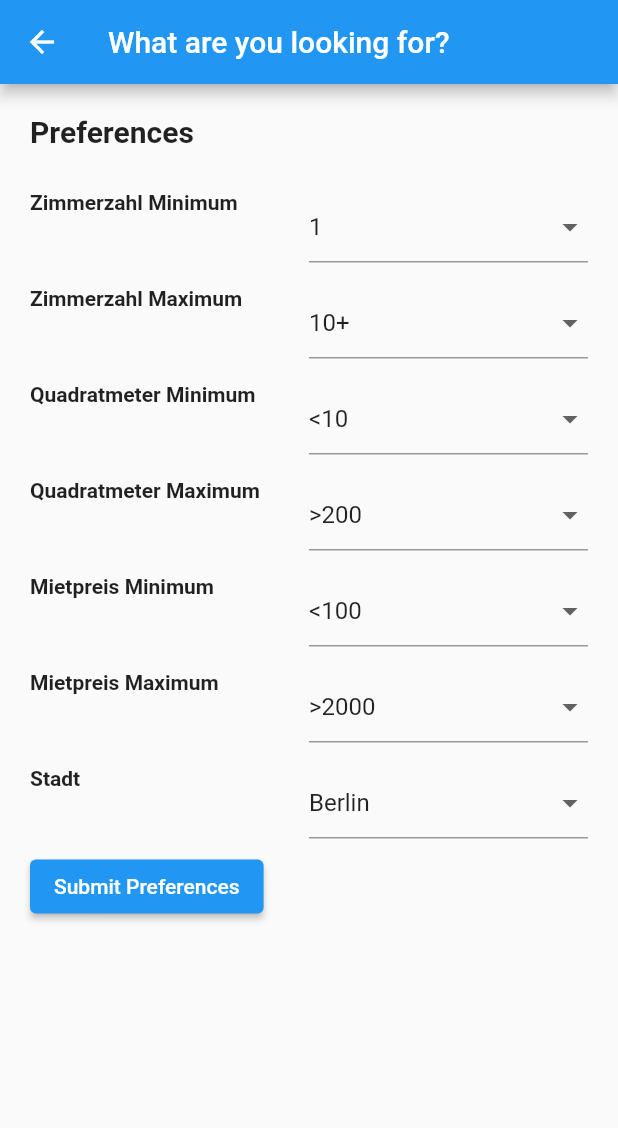
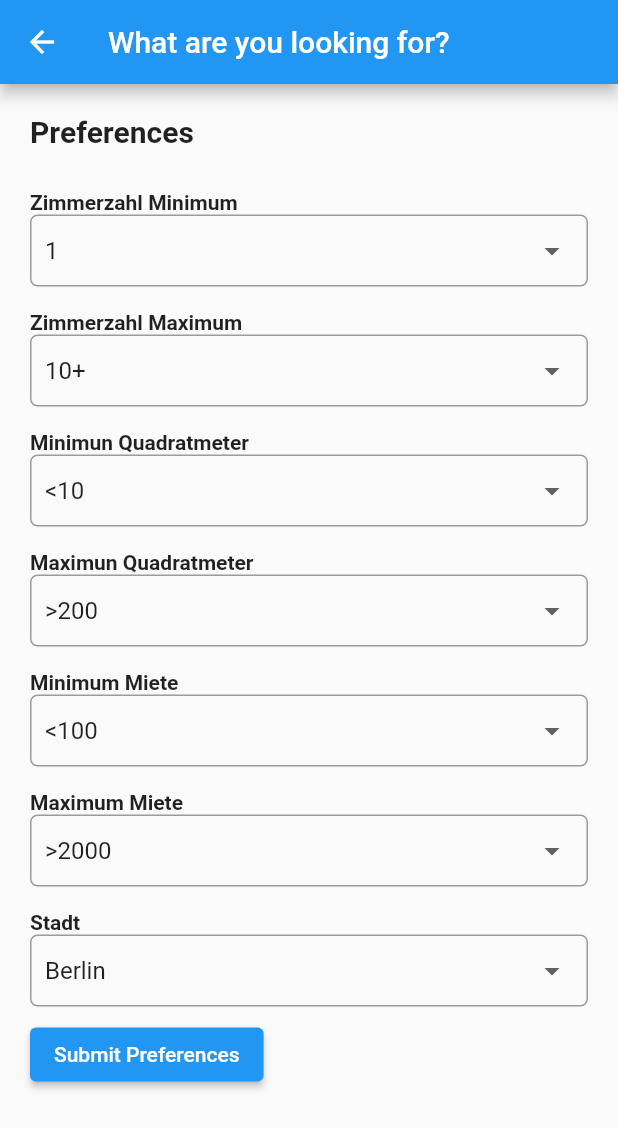
Before and after one commit to Tobias314/HomeSwap, a Flutter app: the PreferencePage screen opened directly, on a phone screen of 412 x 824 dp. Shown: the top 1128 px of the screen. Run offline on Flutter 3.47's test engine with Material 2 defaults, Android fonts, the phone set to English and light mode, and no system bars; our stand-ins replace appinio_swiper, flutter_bloc, settings_ui.

Commit message:
Preference page uses cubits

```diff
--- a/frontend/lib/pages/preference_page.dart
+++ b/frontend/lib/pages/preference_page.dart
@@ -1,14 +1,15 @@
+import 'package:dating_app/cubits/currentHomeCubit.dart';
 import 'package:dating_app/pages/profile_page.dart';
 import 'package:dating_app/pages/swipe_page.dart';
 import 'package:flutter/material.dart';
-import 'package:settings_ui/settings_ui.dart';
+import '../models/ApartmentPreferenceState.dart';
+import '../cubits/currentHomeCubit.dart';
+import '../cubits/newHomePreferencesCubit.dart';
+import 'package:flutter_bloc/flutter_bloc.dart';
 
-class PreferencePage extends StatefulWidget {
-  @override
-  _PreferencePageState createState() => _PreferencePageState();
-}
 
-class _PreferencePageState extends State<PreferencePage> {
+
+class PreferencePage extends StatelessWidget {
   String selectedMinZimmer = '1';
   String selectedMaxZimmer = '10+';
   String selectedMinQuadratmeter = '<10';
@@ -220,18 +221,28 @@ class _PreferencePageState extends State<PreferencePage> {
     'Zwickau'
   ];
 
+
   @override
   Widget build(BuildContext context) {
-    return Scaffold(
+    return MultiBlocProvider(
+      providers: [
+        BlocProvider<CurrentHomeCubit>(
+          create: (context) => CurrentHomeCubit(),
+        ),
+        BlocProvider<NewHomePreferencesCubit>(
+          create: (context) => NewHomePreferencesCubit(),
+        ),
+      ],
+      child: Scaffold(
         appBar: AppBar(
-        title: Text('What are you looking for?'),
+          title: const Text('What are you looking for?'),
         ),
         body: Padding(
           padding: const EdgeInsets.all(20.0),
           child: Column(
             crossAxisAlignment: CrossAxisAlignment.start,
             children: [
-            Text(
+              const Text(
                 'Preferences',
                 style: TextStyle(
                   fontSize: 20,
@@ -239,120 +250,111 @@ class _PreferencePageState extends State<PreferencePage> {
                 ),
               ),
               SizedBox(height: 20),
-            Table(
-              children: [
+              // Example for one preference, you can extend it similarly
               buildDropdownRow(
                 label: 'Zimmerzahl Minimum',
-                  value: selectedMinZimmer,
-                  items: Zimmeranzahl_Min,
+                value: selectedMinZimmer, // Your state variable holding the current value
+                items: Zimmeranzahl_Min, // Your list of options for the dropdown
                 onChanged: (String? value) {
-                    setState(() {
-                      selectedMinZimmer = value ?? selectedMinZimmer;
-                    });
+                   // Update the Cubit state
+                  context.read<CurrentHomeCubit>().updateMinRooms(value);
                 },
               ),
               buildDropdownRow(
                 label: 'Zimmerzahl Maximum',
-                  value: selectedMaxZimmer,
-                  items: Zimmeranzahl_Max,
+                value: selectedMaxZimmer, // Your state variable holding the current value
+                items: Zimmeranzahl_Max, // Your list of options for the dropdown
                 onChanged: (String? value) {
-                    setState(() {
-                      selectedMaxZimmer = value ?? selectedMaxZimmer;
-                    });
+                   // Update the Cubit state
+                  context.read<CurrentHomeCubit>().updateMaxRooms(value);
                 },
               ),
               buildDropdownRow(
-                  label: 'Quadratmeter Minimum',
-                  value: selectedMinQuadratmeter,
-                  items: Quadratmeter_Min,
+                label: 'Minimun Quadratmeter',
+                value: selectedMinQuadratmeter, // Your state variable holding the current value
+                items: Quadratmeter_Min, // Your list of options for the dropdown
                 onChanged: (String? value) {
-                    setState(() {
-                      selectedMinQuadratmeter =
-                          value ?? selectedMinQuadratmeter;
-                    });
+                   // Update the Cubit state
+                  context.read<CurrentHomeCubit>().updateMinSquareMeters(value);
                 },
               ),
               buildDropdownRow(
-                  label: 'Quadratmeter Maximum',
-                  value: selectedMaxQuadratmeter,
-                  items: Quadratmeter_Max,
+                label: 'Maximun Quadratmeter',
+                value: selectedMaxQuadratmeter, // Your state variable holding the current value
+                items: Quadratmeter_Max, // Your list of options for the dropdown
                 onChanged: (String? value) {
-                    setState(() {
-                      selectedMaxQuadratmeter =
-                          value ?? selectedMaxQuadratmeter;
-                    });
+                   // Update the Cubit state
+                  context.read<CurrentHomeCubit>().updateMaxSquareMeters(value);
                 },
               ),
               buildDropdownRow(
-                  label: 'Mietpreis Minimum',
-                  value: selectedMietpreisMin,
-                  items: Mietpreis_Min,
+                label: 'Minimum Miete',
+                value: selectedMietpreisMin, // Your state variable holding the current value
+                items: Mietpreis_Min, // Your list of options for the dropdown
                 onChanged: (String? value) {
-                    setState(() {
-                      selectedMietpreisMin = value ?? selectedMietpreisMin;
-                    });
+                   // Update the Cubit state
+                  context.read<CurrentHomeCubit>().updateMinRent(value);
                 },
               ),
               buildDropdownRow(
-                  label: 'Mietpreis Maximum',
-                  value: selectedMietpreisMax,
-                  items: Mietpreis_Max,
+                label: 'Maximum Miete',
+                value: selectedMietpreisMax, // Your state variable holding the current value
+                items: Mietpreis_Max, // Your list of options for the dropdown
                 onChanged: (String? value) {
-                    setState(() {
-                      selectedMietpreisMax = value ?? selectedMietpreisMax;
-                    });
+                   // Update the Cubit state
+                  context.read<CurrentHomeCubit>().updateMaxRent(value);
                 },
               ),
               buildDropdownRow(
                 label: 'Stadt',
-                  value: selectedStadt,
-                  items: Stadt,
+                value: selectedStadt, // Your state variable holding the current value
+                items: Stadt, // Your list of options for the dropdown
                 onChanged: (String? value) {
-                    setState(() {
-                      selectedStadt = value ?? selectedStadt;
-                    });
+                   // Update the Cubit state
+                  context.read<CurrentHomeCubit>().updateCity(value);
                 },
               ),
-              ],
-            ),
+              // Add more BlocBuilders for other preferences
               ElevatedButton(
                 child: const Text('Submit Preferences'),
                 onPressed: () {
                   Navigator.push(
                     context,
-                      MaterialPageRoute(builder: (context) => SwipePage()),
+                    MaterialPageRoute(builder: (context) => ProfilePage()),
                   );
                 },
               ),
             ],
           ),
         ),
+      ),
     );
   }
 
-  TableRow buildDropdownRow({
+  Widget buildDropdownRow({
     required String label,
     required String value,
     required List<String> items,
     required void Function(String?) onChanged,
   }) {
-    return TableRow(
+    return Padding(
+      padding: const EdgeInsets.symmetric(vertical: 8.0),
+      child: Column(
+        crossAxisAlignment: CrossAxisAlignment.start,
         children: [
-        TableCell(
-          child: Padding(
-            padding: const EdgeInsets.symmetric(vertical: 8.0),
-            child: Text(
+          Text(
             label,
             style: TextStyle(fontWeight: FontWeight.bold),
           ),
+          DropdownButtonFormField<String>(
+            value: value,
+            decoration: InputDecoration(
+              contentPadding: const EdgeInsets.symmetric(horizontal: 10, vertical: 0),
+              border: OutlineInputBorder(
+                borderRadius: BorderRadius.circular(5.0),
               ),
             ),
-        TableCell(
-          child: Padding(
-            padding: const EdgeInsets.symmetric(vertical: 8.0),
-            child: DropdownButtonFormField<String>(
-              value: value,
-              items: items.map((item) {
+            items: items.map((String item) {
               return DropdownMenuItem<String>(
                 value: item,
                 child: Text(item),
@@ -360,9 +362,12 @@ class _PreferencePageState extends State<PreferencePage> {
             }).toList(),
             onChanged: onChanged,
           ),
+        ],
       ),
-        ),
-      ],
     );
   }
+
+
+
+
 }
```
Lines whose indentation alone changed are shown as unchanged.
